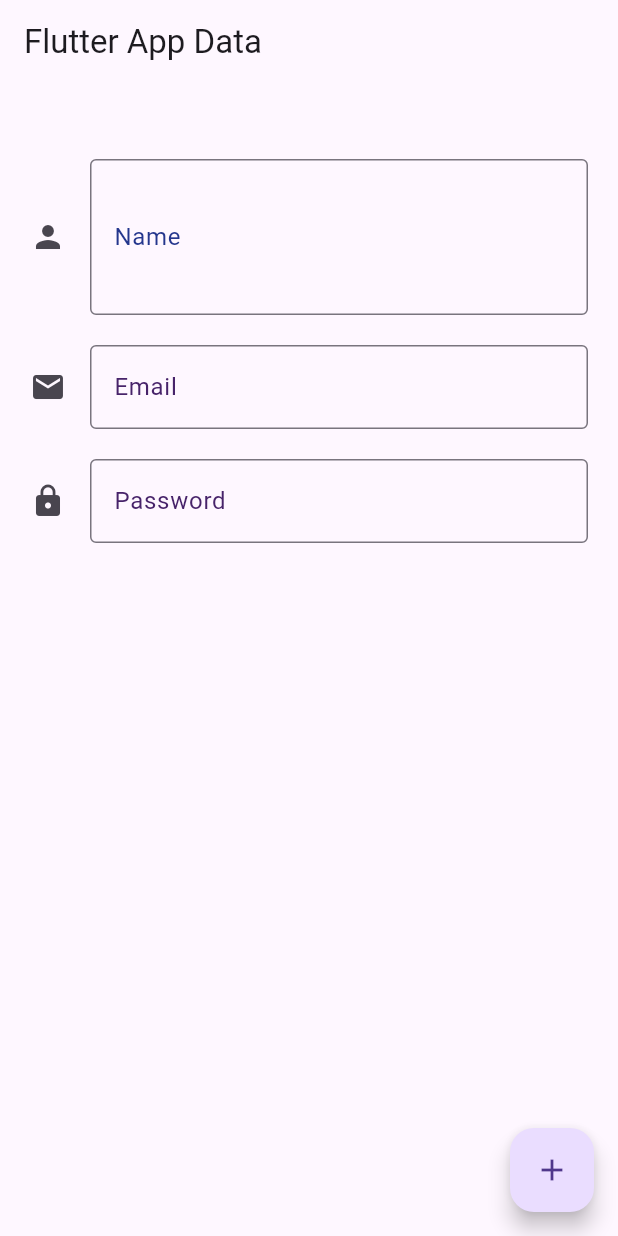
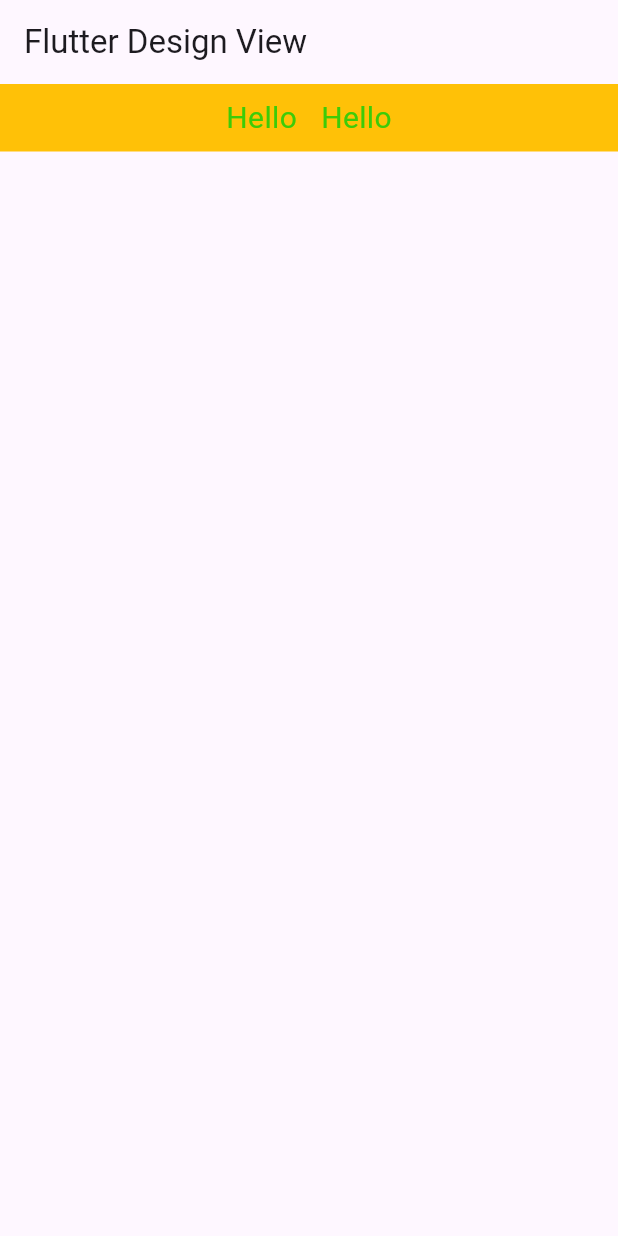
Before and after one commit to Pcode13/Flutter_udemyProject, a Flutter app: the screen it shows after launch, on a phone screen of 412 x 824 dp. Run offline on Flutter 3.47's test engine with Material 3 defaults, Android fonts, the phone set to English and light mode, and no system bars.

Commit message:
Text Sytle

```diff
--- a/lib/main.dart
+++ b/lib/main.dart
@@ -1,5 +1,6 @@
 import 'package:flutter/material.dart';
-import 'package:my_project_name/screens/TextFieldInput.dart';
+import 'package:my_project_name/screens/DesignView.dart';
+// import 'package:my_project_name/screens/TextFieldInput.dart';
 
 void main() {
   runApp(MyApp());
@@ -10,8 +11,6 @@ class MyApp extends StatelessWidget {
 
   @override
   Widget build(BuildContext context) {
-    return MaterialApp(
-      home: Textfieldinput()
-    );
+    return MaterialApp(home: DesignView(title: "Flutter Design View hjgjgjg"));
   }
 }
--- /dev/null
+++ b/lib/screens/DesignView.dart
@@ -0,0 +1,44 @@
+import 'Package:flutter/material.dart';
+import 'package:my_project_name/screens/TextStyles.dart';
+
+class DesignView extends StatefulWidget {
+  const DesignView({Key? key, required this.title}) : super(key: key);
+
+  final String title;
+
+  @override
+  _DesignViewState createState() => _DesignViewState();
+}
+
+class _DesignViewState extends State<DesignView> {
+  final TextStyle _myTextStyle = TextStyle(
+    fontSize: 16,
+    fontWeight: FontWeight.bold,
+    color: Colors.black,
+  );
+
+  @override
+  Widget build(BuildContext context) {
+    return MaterialApp(
+      home: Scaffold(
+        appBar: AppBar(title: Text('Flutter Design View')),
+        body: Container(
+          color: Colors.amber,
+          child: Row(
+            mainAxisAlignment: MainAxisAlignment.center,
+            children: [
+              Padding(
+                padding: EdgeInsets.all(8),
+                child: MText("Hello", _myTextStyle)
+              ),
+              Padding(
+                padding: EdgeInsets.all(8),
+                child: MText("Hello", _myTextStyle)
+              ),
+            ],
+          ),
+        ),
+      ),
+    );
+  }
+}
--- /dev/null
+++ b/lib/screens/TextStyles.dart
@@ -0,0 +1,25 @@
+
+import 'Package:flutter/material.dart';
+
+TextStyle myTextStyle = TextStyle(
+  fontSize: 20,
+  color: const Color.fromARGB(255, 60, 204, 8),
+);
+TextStyle myTextStyle2 = TextStyle(
+  fontSize: 20,
+  color: const Color.fromARGB(255, 183, 56, 56),
+);
+
+class MText extends StatelessWidget {
+  String _text;
+  TextStyle _myTextStyle;
+  MText(this._text,this._myTextStyle,{super.key});
+
+  @override
+  Widget build(BuildContext context) {
+    return Text(
+      _text,
+      style: myTextStyle,
+    );
+  }
+}
```
